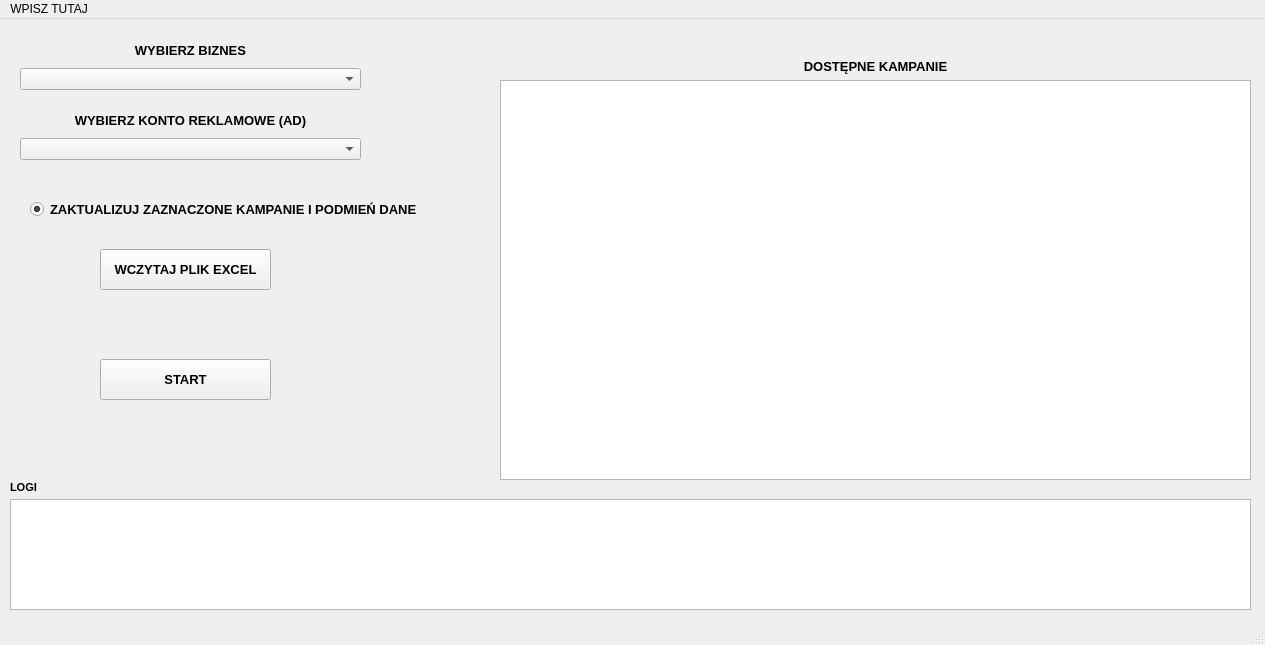
fmatusiak/fb-ads-campaign-updater, file gui/app.ui: the form before one commit.
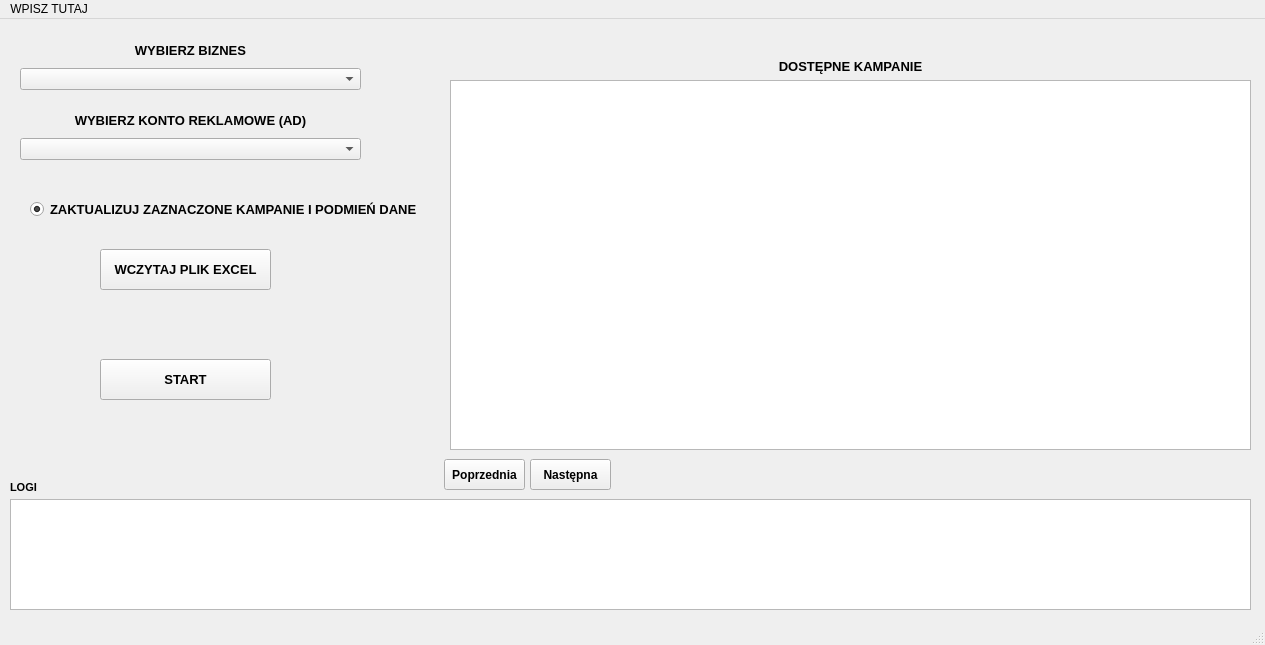
The form after the commit.

Patch:
```diff
--- a/gui/app.ui
+++ b/gui/app.ui
@@ -81,10 +81,10 @@
             <widget class="QWidget" name="gridLayoutWidget_3">
                 <property name="geometry">
                     <rect>
-                        <x>500</x>
+                        <x>450</x>
                         <y>40</y>
-                        <width>751</width>
-                        <height>421</height>
+                        <width>801</width>
+                        <height>391</height>
                     </rect>
                 </property>
                 <layout class="QGridLayout" name="gridLayout_3">
@@ -213,6 +213,62 @@
                     <string>LOGI</string>
                 </property>
             </widget>
+            <widget class="QPushButton" name="nextPageButton">
+                <property name="geometry">
+                    <rect>
+                        <x>530</x>
+                        <y>440</y>
+                        <width>81</width>
+                        <height>31</height>
+                    </rect>
+                </property>
+                <property name="font">
+                    <font>
+                        <bold>true</bold>
+                    </font>
+                </property>
+                <property name="text">
+                    <string>Następna</string>
+                </property>
+            </widget>
+            <widget class="QPushButton" name="prevPageButton">
+                <property name="geometry">
+                    <rect>
+                        <x>444</x>
+                        <y>440</y>
+                        <width>81</width>
+                        <height>31</height>
+                    </rect>
+                </property>
+                <property name="font">
+                    <font>
+                        <bold>true</bold>
+                    </font>
+                </property>
+                <property name="text">
+                    <string>Poprzednia</string>
+                </property>
+            </widget>
+            <widget class="QLabel" name="pageLabel">
+                <property name="geometry">
+                    <rect>
+                        <x>630</x>
+                        <y>440</y>
+                        <width>71</width>
+                        <height>31</height>
+                    </rect>
+                </property>
+                <property name="font">
+                    <font>
+                        <family>Arial</family>
+                        <pointsize>10</pointsize>
+                        <bold>true</bold>
+                    </font>
+                </property>
+                <property name="text">
+                    <string/>
+                </property>
+            </widget>
         </widget>
         <widget class="QMenuBar" name="menubar">
             <property name="geometry">
```
